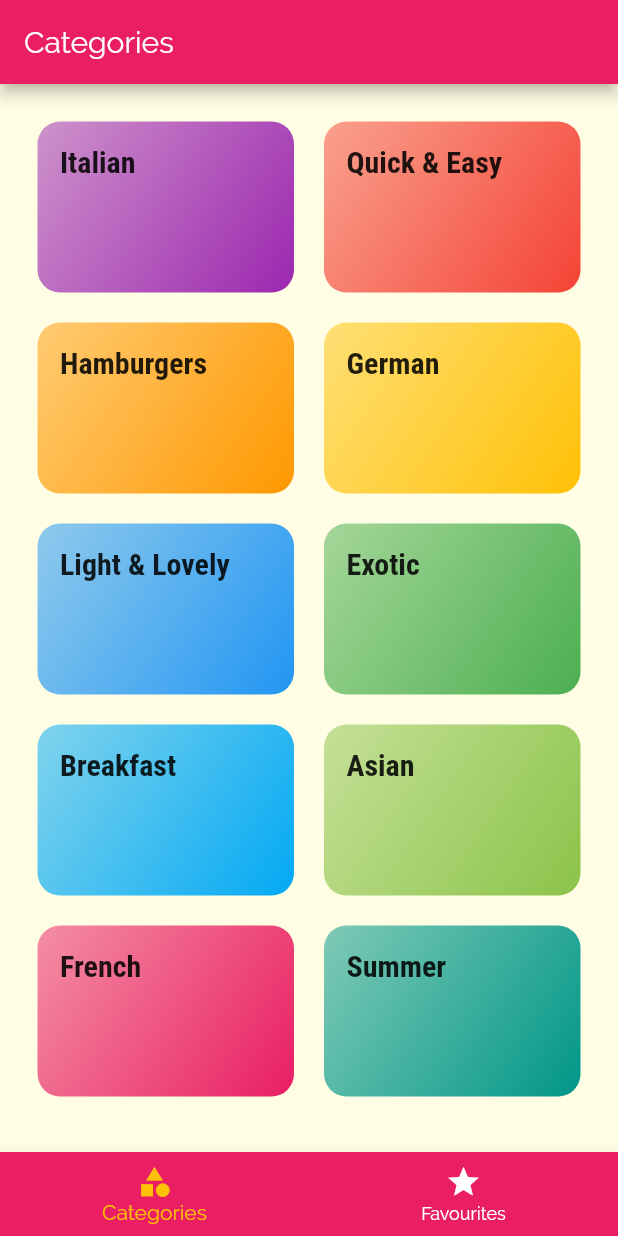
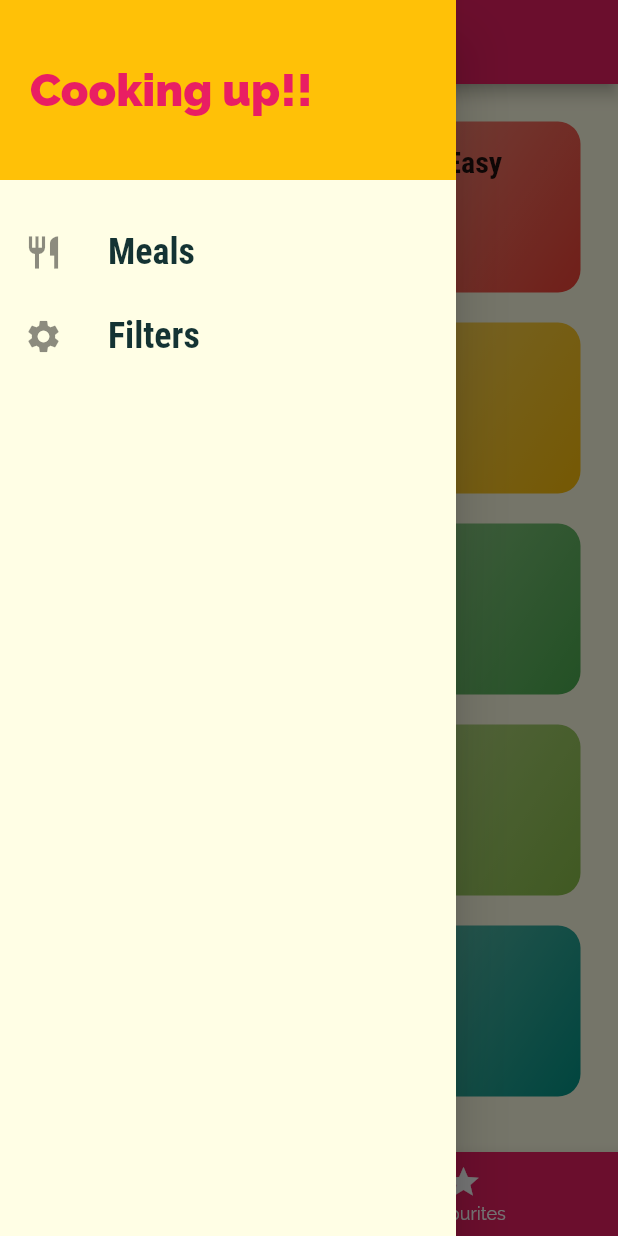
Before and after one commit to avigiri23/PageNavDemo, a Flutter app: the screen it shows after launch, with the side drawer open (before the commit the screen has no drawer), on a phone screen of 412 x 824 dp. Run offline on Flutter 3.47's test engine with Material 2 defaults, Android fonts, the light colour scheme and no system bars.

Commit message:
Added drawer/hamburger

```diff
--- a/lib/main.dart
+++ b/lib/main.dart
@@ -1,4 +1,5 @@
 import 'package:flutter/material.dart';
+import 'package:meal_planner/screens/filters_screen.dart';
 import 'package:meal_planner/screens/meal_detail_screen.dart';
 import 'screens/categories_meals_screen.dart';
 import 'screens/categories_screen.dart';
@@ -36,6 +37,7 @@
       routes: {
         CategoryMealsScreen.routeName: (ctx) => CategoryMealsScreen(),
         MealDetailScreen.routeName: (ctx) => MealDetailScreen(),
+        FilterScreen.routeName: (ctx) => FilterScreen(),
       },
     );
   }
--- /dev/null
+++ b/lib/screens/filters_screen.dart
@@ -0,0 +1,18 @@
+import 'package:flutter/material.dart';
+import 'package:meal_planner/widgets/main_drawer.dart';
+
+class FilterScreen extends StatelessWidget {
+  static const routeName = '/filters';
+  @override
+  Widget build(BuildContext context) {
+    return Scaffold(
+      drawer: MainDrawer(),
+      appBar: AppBar(
+        title: Text('Your filters'),
+      ),
+      body: Center(
+        child: Text('Der ist der filters'),
+      ),
+    );
+  }
+}
--- a/lib/screens/meal_detail_screen.dart
+++ b/lib/screens/meal_detail_screen.dart
@@ -92,5 +92,3 @@
     );
   }
 }
-
-//continue from vid 20.
--- a/lib/screens/tabs_screen.dart
+++ b/lib/screens/tabs_screen.dart
@@ -4,6 +4,7 @@
 import 'package:flutter/material.dart';
 import 'package:meal_planner/screens/categories_screen.dart';
 import 'package:meal_planner/screens/favourites_screen.dart';
+import 'package:meal_planner/widgets/main_drawer.dart';
 
 class TabsScreen extends StatefulWidget {
   @override
@@ -31,6 +32,7 @@
   @override
   Widget build(BuildContext context) {
     return Scaffold(
+      drawer: MainDrawer(),
       appBar: AppBar(
         title: Text(_pages[_selectedPageIndex]['title']),
       ),
@@ -58,5 +60,3 @@
     );
   }
 }
-
-//continue from vid 22
--- /dev/null
+++ b/lib/widgets/main_drawer.dart
@@ -0,0 +1,55 @@
+import 'package:flutter/material.dart';
+
+class MainDrawer extends StatelessWidget {
+  Widget buildListTile(String title, IconData icon, Function tapHandler) {
+    return ListTile(
+      leading: Icon(
+        icon,
+        size: 26,
+      ),
+      title: Text(
+        title,
+        style: TextStyle(
+          fontFamily: 'RobotoCondensed',
+          fontSize: 24,
+          fontWeight: FontWeight.bold,
+        ),
+      ),
+      onTap: tapHandler,
+    );
+  }
+
+  @override
+  Widget build(BuildContext context) {
+    return Drawer(
+      child: Column(
+        children: [
+          Container(
+            color: Theme.of(context).accentColor,
+            height: 120,
+            width: double.infinity,
+            padding: EdgeInsets.all(20),
+            alignment: Alignment.centerLeft,
+            child: Text(
+              'Cooking up!!',
+              style: TextStyle(
+                fontWeight: FontWeight.w900,
+                fontSize: 30,
+                color: Theme.of(context).primaryColor,
+              ),
+            ),
+          ),
+          SizedBox(
+            height: 20,
+          ),
+          buildListTile('Meals', Icons.restaurant, () {
+            Navigator.of(context).pushReplacementNamed('/');
+          }),
+          buildListTile('Filters', Icons.settings, () {
+            Navigator.of(context).pushReplacementNamed('/filters');
+          }),
+        ],
+      ),
+    );
+  }
+}
```
